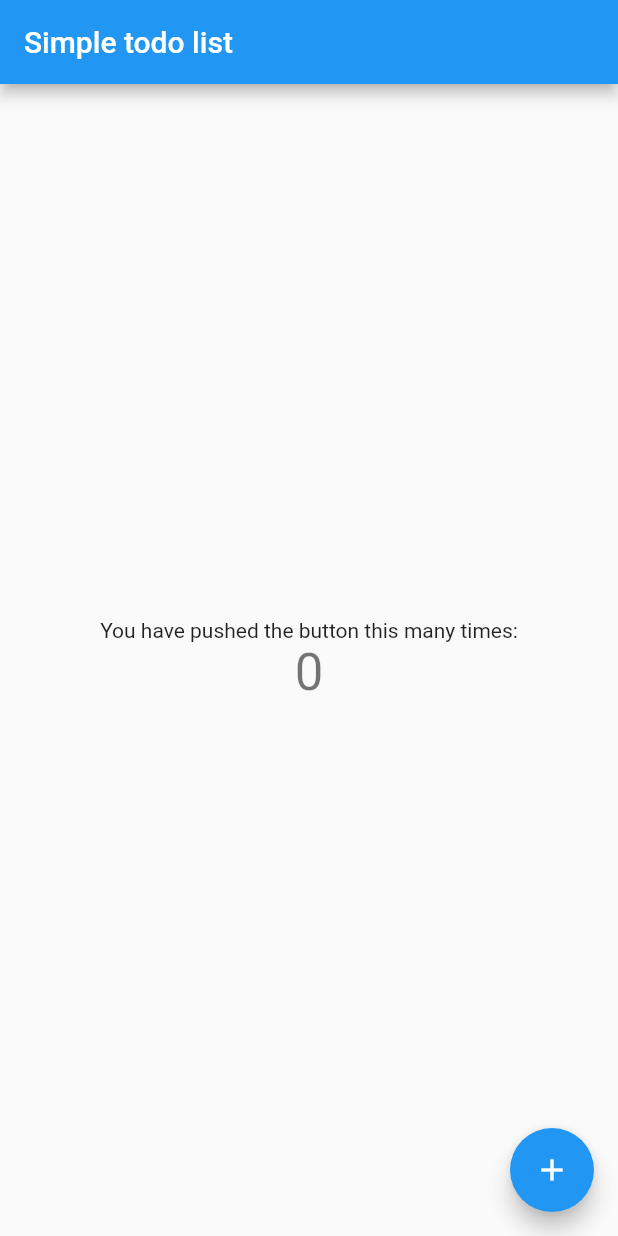
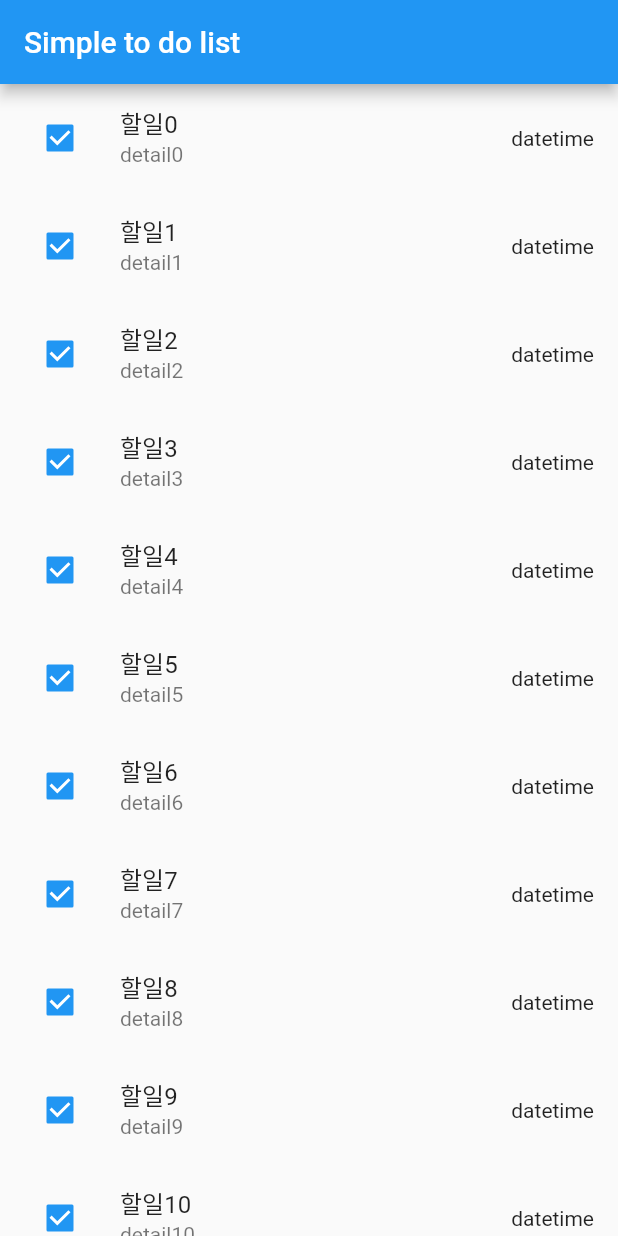
Before and after one commit to alsrhkd77/simple-to-do-list-flutter, a Flutter app: the screen it shows after launch, on a phone screen of 412 x 824 dp. Run offline on Flutter 3.47's test engine with Material 2 defaults, Android fonts, the phone set to English and light mode, and no system bars; our stand-ins replace get.

Commit message:
todo list를 보여줄 home 페이지 생성 및 todo 모델 생성

```diff
--- /dev/null
+++ b/lib/controllers/HomeController.dart
@@ -0,0 +1,34 @@
+import 'dart:math';
+
+import 'package:get/get.dart';
+import 'package:simple_to_do_list/models/to_do.dart';
+
+class HomeController extends GetxController {
+  RxList<ToDo> toDoList = RxList.empty();
+
+  void getToDoList() {
+    List<ToDo> _list = [];
+    _list = _randomData();
+    toDoList = _list.obs;
+    toDoList.refresh();
+  }
+
+  //더미데이터
+  List<ToDo> _randomData() {
+    List<ToDo> _list = [];
+    for (int i = 0; i < 100; i++) {
+      DateTime date = DateTime.now().add(Duration(
+          days: Random().nextInt(8),
+          hours: Random().nextInt(24),
+          minutes: Random().nextInt(60)));
+      ToDo _todo = ToDo('$i', '할일$i', 'detail$i', date, Random().nextBool());
+      _list.add(_todo);
+    }
+    return _list;
+  }
+
+  void setCompletion(int index, bool value){
+    toDoList[index].completion = value;
+    toDoList.refresh();
+  }
+}
--- a/lib/main.dart
+++ b/lib/main.dart
@@ -1,4 +1,6 @@
 import 'package:flutter/material.dart';
+import 'package:get/get.dart';
+import 'package:simple_to_do_list/pages/home_page.dart';
 
 void main() {
   runApp(const MyApp());
@@ -10,12 +12,16 @@ class MyApp extends StatelessWidget {
   // This widget is the root of your application.
   @override
   Widget build(BuildContext context) {
-    return MaterialApp(
+    return GetMaterialApp(
       title: 'Simple todo list',
       theme: ThemeData(
         primarySwatch: Colors.blue,
+        backgroundColor: Colors.white12
       ),
-      home: const MyHomePage(title: 'Simple todo list'),
+      home: const HomePage(),
+      getPages: [
+        GetPage(name: '/', page: () => const HomePage()),
+      ],
     );
   }
 }
--- /dev/null
+++ b/lib/models/to_do.dart
@@ -0,0 +1,9 @@
+class ToDo {
+  String? id; //키
+  String title; //제목
+  String detail; //상세
+  DateTime deadline; //마감일
+  bool completion = false;
+
+  ToDo(this.id, this.title, this.detail, this.deadline, this.completion); //완료 여부
+}
--- /dev/null
+++ b/lib/pages/home_page.dart
@@ -0,0 +1,58 @@
+import 'package:flutter/material.dart';
+import 'package:get/get.dart';
+import 'package:simple_to_do_list/controllers/HomeController.dart';
+import 'package:simple_to_do_list/models/to_do.dart';
+
+class HomePage extends StatefulWidget {
+  const HomePage({Key? key}) : super(key: key);
+
+  @override
+  State<HomePage> createState() => _HomePageState();
+}
+
+class _HomePageState extends State<HomePage> {
+  final HomeController _controller = HomeController();
+
+  @override
+  void initState() {
+    _controller.getToDoList();
+    super.initState();
+  }
+
+  Widget buildToDoList() {
+    return ListView.builder(
+        itemCount: _controller.toDoList.length,
+        itemBuilder: (BuildContext _context, int index) {
+          ToDo _value = _controller.toDoList[index];
+          return ListTile(
+            leading: Checkbox(
+              value: _value.completion,
+              onChanged: (value) {
+                _controller.setCompletion(index, value!);
+              },
+            ),
+            title: Text(_value.title),
+            subtitle: Text(_value.detail),
+            trailing: Text('datetime'),
+            onTap: (){
+              //ToDo: go detail page
+            },
+          );
+        });
+  }
+
+  @override
+  Widget build(BuildContext context) {
+    return Scaffold(
+      appBar: AppBar(
+        title: Text('Simple to do list'),
+      ),
+      body: Center(
+        child: Container(
+          constraints: const BoxConstraints(maxWidth: 1440),
+          child: Obx(buildToDoList),
+        ),
+      ),
+    );
+  }
+}
--- a/pubspec.yaml
+++ b/pubspec.yaml
@@ -30,10 +30,12 @@ dependencies:
   flutter:
     sdk: flutter
 
-
   # The following adds the Cupertino Icons font to your application.
   # Use with the CupertinoIcons class for iOS style icons.
   cupertino_icons: ^1.0.2
+
+  # custom import packages.
+  get: ^4.6.1
 
 dev_dependencies:
   flutter_test:
```
Also changed, not shown: pubspec.lock, 1 other file.
